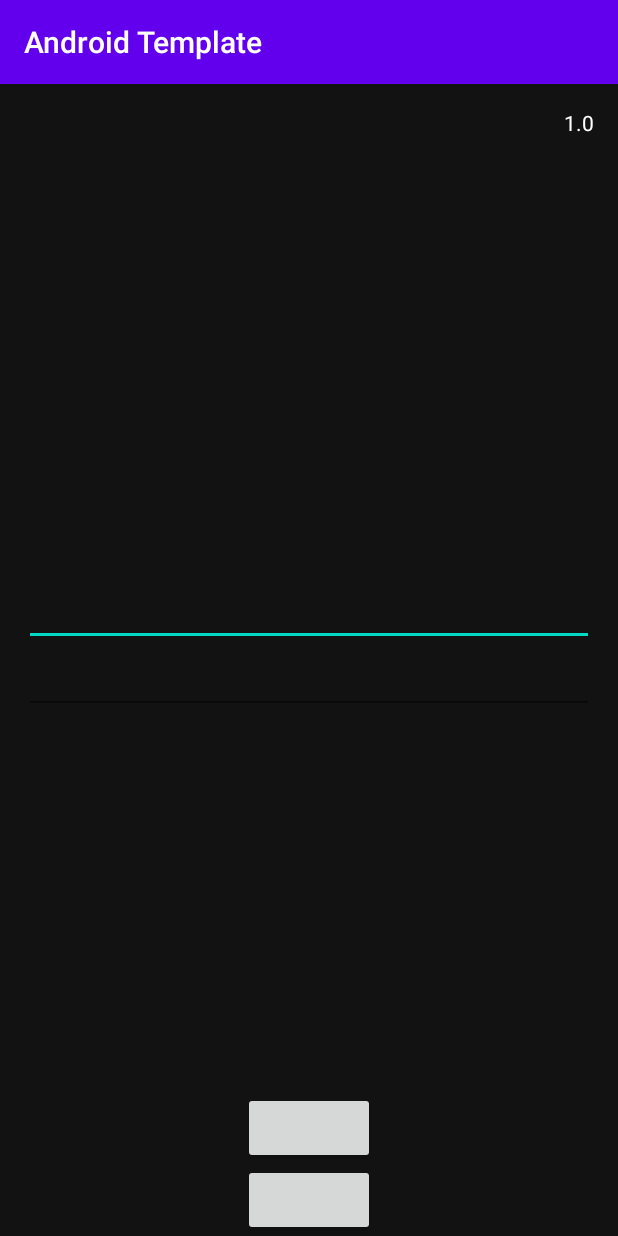
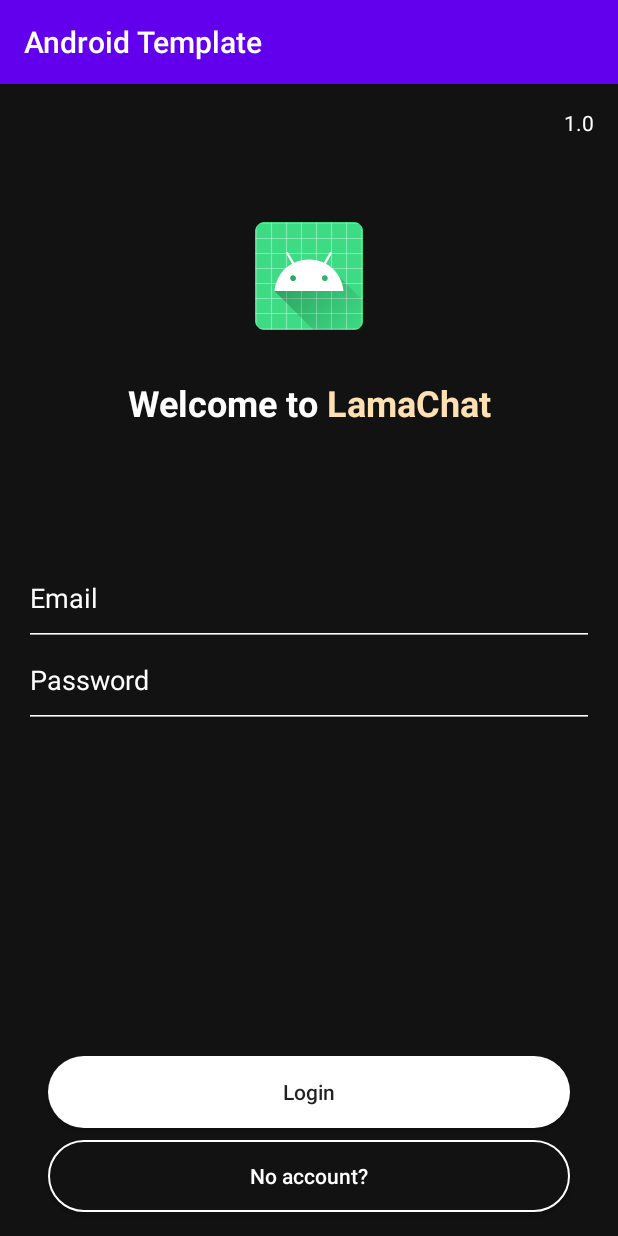
Before and after one commit to leffsu/LamaChat, an Android app: the fragment AuthFragment shown on its own in the app's theme, on a phone screen of 412 x 824 dp. Run offline under Robolectric (Android 15) with nearby library versions, the phone set to English and light mode, and no system bars; libraries missing offline, so code that uses them is left out: com.facebook.drawee, com.zhuinden.simplestack, com.zhuinden.simplestackextensions.

Commit message:
auth screen wip

```diff
--- a/app/build.gradle
+++ b/app/build.gradle
@@ -9,7 +9,7 @@ android {
 
     defaultConfig {
         applicationId "su.leff.androidtemplate"
-        minSdkVersion 16
+        minSdkVersion 21
         targetSdkVersion 30
         versionCode 1
         versionName "1.0"
--- a/app/src/main/java/su/leff/androidtemplate/ui/auth/AuthFragment.kt
+++ b/app/src/main/java/su/leff/androidtemplate/ui/auth/AuthFragment.kt
@@ -1,22 +1,30 @@
 package su.leff.androidtemplate.ui.auth
 
 import android.os.Bundle
+import android.text.Spannable
+import android.text.SpannableString
+import android.text.style.ForegroundColorSpan
 import androidx.fragment.app.Fragment
 import android.view.LayoutInflater
 import android.view.View
 import android.view.ViewGroup
+import android.widget.TextView
 import com.zhuinden.simplestackextensions.fragmentsktx.backstack
 import kotlinx.android.synthetic.main.fragment_auth.*
 import kotlinx.android.synthetic.main.fragment_second.*
 import su.leff.androidtemplate.BuildConfig
 import su.leff.androidtemplate.R
 import su.leff.androidtemplate.navigation.BaseFragment
+import su.leff.androidtemplate.util.hide
 import su.leff.androidtemplate.util.onClick
+import su.leff.androidtemplate.util.show
 
 /**
  * A simple [Fragment] subclass as the default destination in the navigation.
  */
 class AuthFragment : BaseFragment() {
+
+    var currentState = AuthState.SIGN_IN
 
     override fun onCreateView(
         inflater: LayoutInflater, container: ViewGroup?,
@@ -30,5 +38,33 @@ class AuthFragment : BaseFragment() {
         super.onViewCreated(view, savedInstanceState)
 
         txvVersion.text = BuildConfig.VERSION_NAME
+        btnLogin.text = "Login"
+        btnContactUs.text = "No account?"
+        edtEmail.hint = "Email"
+        edtPassword.hint = "Password"
+        edtLogin.hint = "Login"
+        val welcomeMessage = "Welcome to LamaChat"
+        val spannable = SpannableString(welcomeMessage)
+        spannable.setSpan(
+            ForegroundColorSpan(resources.getColor(R.color.accent)),
+            11,
+            19,
+            Spannable.SPAN_EXCLUSIVE_EXCLUSIVE
+        )
+        txvWelcomeMessage.setText(spannable, TextView.BufferType.SPANNABLE)
+
+        btnContactUs.onClick {
+            when (currentState) {
+                AuthState.SIGN_IN -> {
+                    currentState = AuthState.SIGN_UP
+                    edtLogin.show()
+                }
+
+                AuthState.SIGN_UP -> {
+                    currentState = AuthState.SIGN_IN
+                    edtLogin.hide()
+                }
+            }
+        }
     }
 }
--- /dev/null
+++ b/app/src/main/java/su/leff/androidtemplate/ui/auth/AuthState.kt
@@ -0,0 +1,6 @@
+package su.leff.androidtemplate.ui.auth
+
+enum class AuthState {
+    SIGN_IN,
+    SIGN_UP
+}
--- /dev/null
+++ b/app/src/main/res/drawable/background_black_button_rounded_corners_white_stroke.xml
@@ -0,0 +1,12 @@
+<?xml version="1.0" encoding="utf-8"?>
+<shape xmlns:android="http://schemas.android.com/apk/res/android"
+    android:shape="rectangle">
+
+    <solid android:color="@color/background" />
+
+    <corners android:radius="40dp" />
+
+    <stroke
+        android:width="1dp"
+        android:color="@color/white" />
+</shape>
--- /dev/null
+++ b/app/src/main/res/drawable/background_white_button_rounded_corners.xml
@@ -0,0 +1,13 @@
+<?xml version="1.0" encoding="utf-8"?>
+<shape
+    xmlns:android="http://schemas.android.com/apk/res/android"
+    android:shape="rectangle"   >
+
+    <solid
+        android:color="@color/white" >
+    </solid>
+
+    <corners
+        android:radius="40dp"   >
+    </corners>
+</shape>
--- a/app/src/main/res/layout/fragment_auth.xml
+++ b/app/src/main/res/layout/fragment_auth.xml
@@ -3,7 +3,9 @@
     xmlns:app="http://schemas.android.com/apk/res-auto"
     android:layout_width="match_parent"
     android:layout_height="match_parent"
-    android:background="@color/background">
+    android:background="@color/background"
+    android:focusable="false"
+    android:focusableInTouchMode="true">
 
     <TextView
         android:id="@+id/txvVersion"
@@ -14,10 +16,17 @@
         app:layout_constraintRight_toRightOf="parent"
         app:layout_constraintTop_toTopOf="parent" />
 
+    <androidx.constraintlayout.widget.ConstraintLayout
+        android:layout_width="match_parent"
+        android:layout_height="wrap_content"
+        app:layout_constraintBottom_toTopOf="@id/cvEditTextContainer"
+        app:layout_constraintTop_toTopOf="parent">
+
         <ImageView
             android:id="@+id/txvAppIcon"
             android:layout_width="wrap_content"
             android:layout_height="wrap_content"
+            android:src="@mipmap/ic_launcher"
             app:layout_constraintLeft_toLeftOf="parent"
             app:layout_constraintRight_toRightOf="parent"
             app:layout_constraintTop_toTopOf="parent" />
@@ -26,15 +35,37 @@
             android:id="@+id/txvWelcomeMessage"
             android:layout_width="wrap_content"
             android:layout_height="wrap_content"
+            android:layout_marginTop="32dp"
+            android:textColor="@color/white"
+            android:textSize="24sp"
+            android:textStyle="bold"
             app:layout_constraintLeft_toLeftOf="parent"
             app:layout_constraintRight_toRightOf="parent"
             app:layout_constraintTop_toBottomOf="@id/txvAppIcon" />
+    </androidx.constraintlayout.widget.ConstraintLayout>
 
     <androidx.constraintlayout.widget.ConstraintLayout
+        android:id="@+id/cvEditTextContainer"
         android:layout_width="match_parent"
         android:layout_height="wrap_content"
+        android:animateLayoutChanges="true"
         app:layout_constraintBottom_toBottomOf="parent"
         app:layout_constraintTop_toTopOf="parent">
+
+        <androidx.appcompat.widget.AppCompatEditText
+            android:id="@+id/edtLogin"
+            android:layout_width="0dp"
+            android:visibility="gone"
+            android:layout_height="wrap_content"
+            android:layout_marginLeft="16dp"
+            android:layout_marginRight="16dp"
+            android:backgroundTint="@color/white"
+            android:paddingBottom="20dp"
+            android:textColor="@color/white"
+            android:textColorHint="@color/white"
+            app:layout_constraintLeft_toLeftOf="parent"
+            app:layout_constraintRight_toRightOf="parent"
+            app:layout_constraintTop_toTopOf="parent" />
 
         <androidx.appcompat.widget.AppCompatEditText
             android:id="@+id/edtEmail"
@@ -42,10 +73,13 @@
             android:layout_height="wrap_content"
             android:layout_marginLeft="16dp"
             android:layout_marginRight="16dp"
+            android:backgroundTint="@color/white"
+            android:paddingBottom="20dp"
             android:textColor="@color/white"
+            android:textColorHint="@color/white"
             app:layout_constraintLeft_toLeftOf="parent"
             app:layout_constraintRight_toRightOf="parent"
-            app:layout_constraintTop_toTopOf="parent" />
+            app:layout_constraintTop_toBottomOf="@id/edtLogin" />
 
         <androidx.appcompat.widget.AppCompatEditText
             android:id="@+id/edtPassword"
@@ -53,7 +87,10 @@
             android:layout_height="wrap_content"
             android:layout_marginLeft="16dp"
             android:layout_marginRight="16dp"
+            android:backgroundTint="@color/white"
+            android:paddingBottom="20dp"
             android:textColor="@color/white"
+            android:textColorHint="@color/white"
             app:layout_constraintLeft_toLeftOf="parent"
             app:layout_constraintRight_toRightOf="parent"
             app:layout_constraintTop_toBottomOf="@id/edtEmail" />
@@ -69,16 +106,27 @@
 
     <Button
         android:id="@+id/btnLogin"
-        android:layout_width="wrap_content"
+        android:layout_width="0dp"
         android:layout_height="wrap_content"
+        android:layout_marginLeft="32dp"
+        android:layout_marginRight="32dp"
+        android:layout_marginBottom="8dp"
+        android:background="@drawable/background_white_button_rounded_corners"
+        android:textAllCaps="false"
         app:layout_constraintBottom_toTopOf="@id/btnContactUs"
         app:layout_constraintLeft_toLeftOf="parent"
         app:layout_constraintRight_toRightOf="parent" />
 
     <Button
         android:id="@+id/btnContactUs"
-        android:layout_width="wrap_content"
+        android:layout_width="0dp"
         android:layout_height="wrap_content"
+        android:layout_marginLeft="32dp"
+        android:layout_marginRight="32dp"
+        android:layout_marginBottom="16dp"
+        android:background="@drawable/background_black_button_rounded_corners_white_stroke"
+        android:textAllCaps="false"
+        android:textColor="@color/white"
         app:layout_constraintBottom_toBottomOf="parent"
         app:layout_constraintLeft_toLeftOf="parent"
         app:layout_constraintRight_toRightOf="parent" />
--- a/app/src/main/res/values/colors.xml
+++ b/app/src/main/res/values/colors.xml
@@ -6,4 +6,5 @@
     <color name="black">#000000</color>
     <color name="background">#121212</color>
     <color name="white">#FFFFFF</color>
+    <color name="accent">#ffe0b2</color>
 </resources>
--- a/app/src/main/res/values/styles.xml
+++ b/app/src/main/res/values/styles.xml
@@ -5,6 +5,7 @@
         <item name="colorPrimary">@color/colorPrimary</item>
         <item name="colorPrimaryDark">@color/colorPrimaryDark</item>
         <item name="colorAccent">@color/colorAccent</item>
+        <item name="android:statusBarColor">@color/background</item>
     </style>
 
     <style name="AppTheme.NoActionBar">
```
Also changed, not shown: 1 other file. Lines whose indentation alone changed are shown as unchanged.
